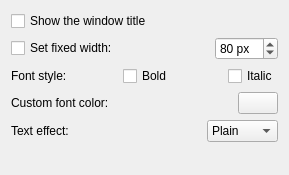
bulldog98/applicationname-plasmoid, file package/contents/ui/config.ui: the form before one commit.
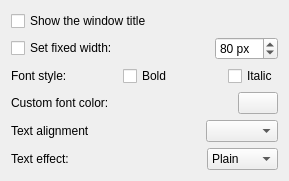
The form after the commit. Custom widgets are drawn as their Qt base class.

Commit message: Center the text ever

```diff
--- a/package/contents/ui/config.ui
+++ b/package/contents/ui/config.ui
@@ -149,6 +149,33 @@
      </item>
     </layout>
    </item>
+   <item>
+    <layout class="QHBoxLayout" name="horizontalLayout_5">
+     <item>
+      <widget class="QLabel" name="label_4">
+       <property name="text">
+        <string>Text alignment</string>
+       </property>
+      </widget>
+     </item>
+     <item>
+      <spacer name="horizontalSpacer_6">
+       <property name="orientation">
+        <enum>Qt::Horizontal</enum>
+       </property>
+       <property name="sizeHint" stdset="0">
+        <size>
+         <width>40</width>
+         <height>20</height>
+        </size>
+       </property>
+      </spacer>
+     </item>
+     <item>
+      <widget class="QComboBox" name="comboBox"/>
+     </item>
+    </layout>
+   </item>
    <item>
     <layout class="QHBoxLayout" name="horizontalLayout_4">
      <item>
```
The commit also changes 1 other file.
